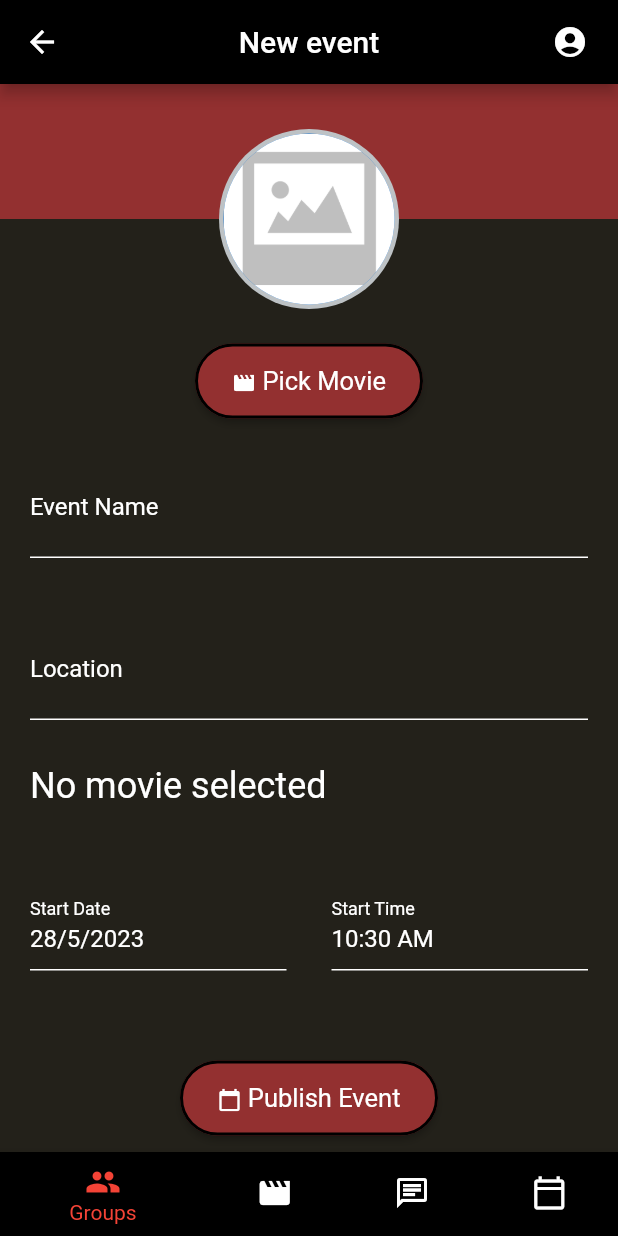
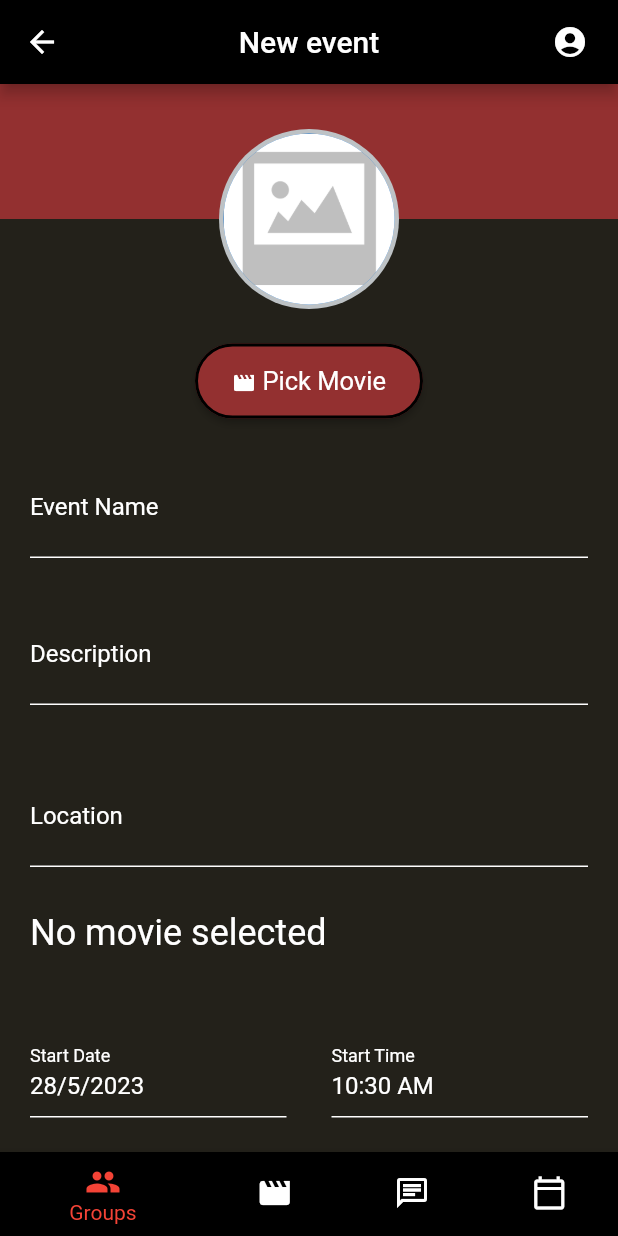
Before and after one commit to GustavWalt/pvt_23, a Flutter app: the CreateEventPage screen opened by its route, on a phone screen of 412 x 824 dp. Run offline on Flutter 3.47's test engine with Material 2 defaults, Android fonts, the phone set to English and light mode, and no system bars; our stand-ins replace cloud_firestore, firebase_auth, firebase_core, font_awesome_flutter, go_router, table_calendar; missing offline and left inert: social_share; accounts and stored records are empty.

Commit message:
eventDescription added

```diff
--- a/lib/logic/event_service.dart
+++ b/lib/logic/event_service.dart
@@ -39,6 +39,7 @@ class EventService {
             TimeOfDay timeOfDay = TimeOfDay(hour: hour, minute: minute);
 
             Event event = Event(
+              eventDescription: value['eventDescription'],
               eventName: value['eventName'],
               location: value['location'],
               movieName: value['movieName'],
--- a/lib/screens/CreateEventPage/create_event_page.dart
+++ b/lib/screens/CreateEventPage/create_event_page.dart
@@ -24,6 +24,8 @@ class _CreateEventPageState extends State<CreateEventPage> {
   late bool _isPublishing = false;
 
   final TextEditingController _eventNameController = TextEditingController();
+  final TextEditingController _eventDescriptionController =
+      TextEditingController();
   final TextEditingController _locationController = TextEditingController();
 
   @override
@@ -126,6 +128,25 @@ class _CreateEventPageState extends State<CreateEventPage> {
                         BorderSide(color: Color.fromARGB(255, 147, 48, 48)),
                   ),
                   labelText: "Event Name",
+                  labelStyle: TextStyle(color: Colors.white, fontSize: 16),
+                ),
+                style: const TextStyle(color: Colors.white, fontSize: 24),
+              ),
+            ),
+            Container(
+              margin: const EdgeInsets.fromLTRB(20, 10, 20, 20),
+              child: TextFormField(
+                controller: _eventDescriptionController,
+                cursorColor: const Color.fromARGB(255, 147, 48, 48),
+                decoration: const InputDecoration(
+                  enabledBorder: UnderlineInputBorder(
+                    borderSide: BorderSide(color: Colors.white),
+                  ),
+                  focusedBorder: UnderlineInputBorder(
+                    borderSide:
+                        BorderSide(color: Color.fromARGB(255, 147, 48, 48)),
+                  ),
+                  labelText: "Description",
                   labelStyle: TextStyle(color: Colors.white, fontSize: 16),
                 ),
                 style: const TextStyle(color: Colors.white, fontSize: 24),
@@ -257,6 +278,7 @@ class _CreateEventPageState extends State<CreateEventPage> {
                 onPressed: () async {
                   final FirebaseAuth auth = FirebaseAuth.instance;
                   if (_eventNameController.text == "" ||
+                      _eventDescriptionController.text == "" ||
                       _locationController.text == "" ||
                       widget.movie == null) {
                     showDialog(
@@ -279,6 +301,8 @@ class _CreateEventPageState extends State<CreateEventPage> {
                   } else {
                     await db.collection("groups").doc(currentGroupId).update({
                       'event.eventName': _eventNameController.text,
+                      'event.eventDescription':
+                          _eventDescriptionController.text,
                       'event.location': _locationController.text,
                       'event.movieName': widget.movie!.title,
                       'event.startDate': _startDate.microsecondsSinceEpoch,
--- a/lib/screens/calendarPage/calendar_page.dart
+++ b/lib/screens/calendarPage/calendar_page.dart
@@ -152,6 +152,12 @@ class _CalendarPageState extends State<CalendarPage> {
                   itemBuilder: (context, index) {
                     return GestureDetector(
                       onTap: () {
+                        String startTimeShort =
+                            value[index].startTime.toString().substring(10, 15);
+
+                        String startDateShort =
+                            value[index].startDate.toString().substring(0, 10);
+
                         showDialog(
                           context: context,
                           builder: (BuildContext context) {
@@ -163,8 +169,10 @@ class _CalendarPageState extends State<CalendarPage> {
                                   Text('Event Name: ${value[index].eventName}'),
                                   Text('Location: ${value[index].location}'),
                                   Text('Movie Name: ${value[index].movieName}'),
-                                  Text('Start Date: ${value[index].startDate}'),
-                                  Text('Start Time: ${value[index].startTime}'),
+                                  Text('Date: ${startDateShort}'),
+                                  Text('Time: ${startTimeShort}'),
+                                  Text(
+                                      'Description: ${value[index].eventDescription}')
                                 ],
                               ),
                               actions: [
@@ -214,6 +222,7 @@ class _CalendarPageState extends State<CalendarPage> {
 
 class Event {
   final String eventName;
+  final String eventDescription;
   final String location;
   final String movieName;
   final DateTime startDate;
@@ -221,6 +230,7 @@ class Event {
 
   const Event({
     required this.eventName,
+    required this.eventDescription,
     required this.location,
     required this.movieName,
     required this.startDate,
```
Also changed, not shown: lib/screens/plannedEventPage/planned_event_page.dart (+21 -0 lines).
